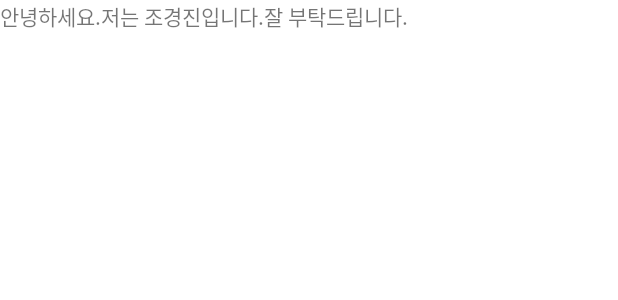
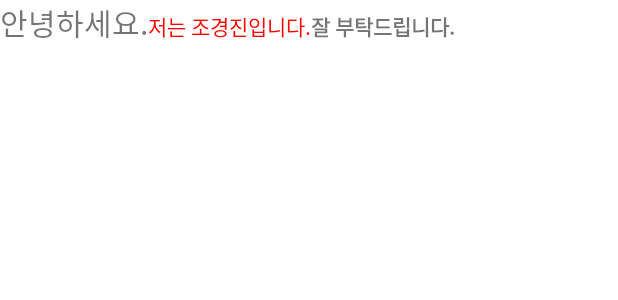
Before and after one commit to nepp-plus/MyFirstAndroidApp_20220103, an Android app: the layout activity_main.xml on its own in the app's theme, with its tools: preview values and no code run, on a phone screen of 412 x 824 dp. Shown: the top 300 px of the screen. Run offline under Robolectric (Android 15) with nearby library versions, the phone set to English and light mode, and no system bars.

Commit message:
텍스트뷰 속성 체험

```diff
--- a/app/src/main/res/layout/activity_main.xml
+++ b/app/src/main/res/layout/activity_main.xml
@@ -10,16 +10,19 @@
     <TextView
         android:layout_width="wrap_content"
         android:layout_height="wrap_content"
+        android:textSize="20sp"
         android:text="안녕하세요."/>
 
     <TextView
         android:layout_width="wrap_content"
         android:layout_height="wrap_content"
+        android:textColor="#FF0000"
         android:text="저는 조경진입니다." />
 
     <TextView
         android:layout_width="wrap_content"
         android:layout_height="wrap_content"
+        android:textStyle="bold"
         android:text="잘 부탁드립니다." />
 
 </LinearLayout>
```
